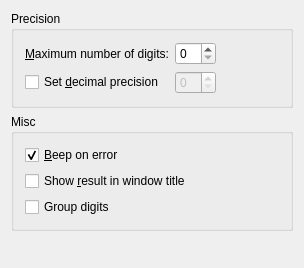
The window that general.ui (KDE/kcalc) describes before a commit, drawn with Qt 5.
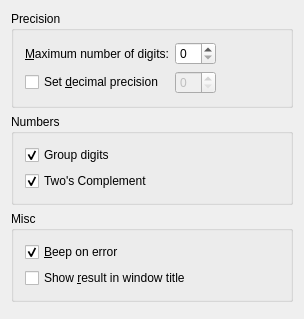
The same window after the commit.

Commit message: GUI: FEATURE: Add configure option to display two's complement or not for non-decimal numbers.

The edit to the form file:
```diff
--- a/general.ui
+++ b/general.ui
@@ -5,8 +5,8 @@
    <rect>
     <x>0</x>
     <y>0</y>
-    <width>300</width>
-    <height>268</height>
+    <width>293</width>
+    <height>319</height>
    </rect>
   </property>
   <property name="windowTitle" >
@@ -69,6 +69,44 @@
      </layout>
     </widget>
    </item>
+   <item>
+    <widget class="QGroupBox" name="groupBox" >
+     <property name="title" >
+      <string>Numbers</string>
+     </property>
+     <layout class="QVBoxLayout" name="verticalLayout" >
+      <item>
+       <widget class="QCheckBox" name="kcfg_GroupDigits" >
+        <property name="toolTip" >
+         <string>Whether to group digits</string>
+        </property>
+        <property name="text" >
+         <string>Group digits</string>
+        </property>
+        <property name="checked" >
+         <bool>true</bool>
+        </property>
+       </widget>
+      </item>
+      <item>
+       <widget class="QCheckBox" name="kcfg_TwosComplement" >
+        <property name="toolTip" >
+         <string>Whether to use Two's Complement for non-decimal numbers</string>
+        </property>
+        <property name="whatsThis" >
+         <string>Select to use Two's Complement notation for Binary, Octal and Hexidecimal numbers. This is a common notation to represent negative numbers for non-decimal numbers in computers.</string>
+        </property>
+        <property name="text" >
+         <string>Two's Complement</string>
+        </property>
+        <property name="checked" >
+         <bool>true</bool>
+        </property>
+       </widget>
+      </item>
+     </layout>
+    </widget>
+   </item>
    <item>
     <widget class="QGroupBox" name="miscGroupBox" >
      <property name="title" >
@@ -92,13 +130,6 @@
         </property>
        </widget>
       </item>
-      <item>
-       <widget class="QCheckBox" name="kcfg_GroupDigits" >
-        <property name="text" >
-         <string>Group digits</string>
-        </property>
-       </widget>
-      </item>
      </layout>
     </widget>
    </item>
```
Left out of the diff: 28 changed lines with no effect on the pictures. The commit also changes 3 other files.
